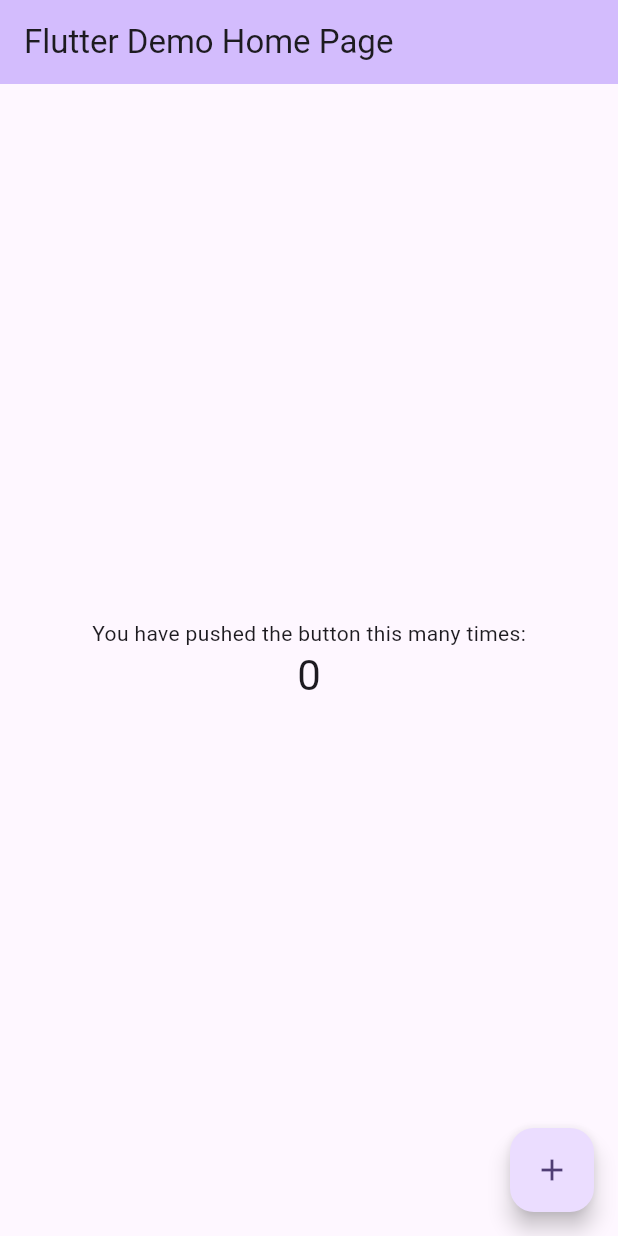
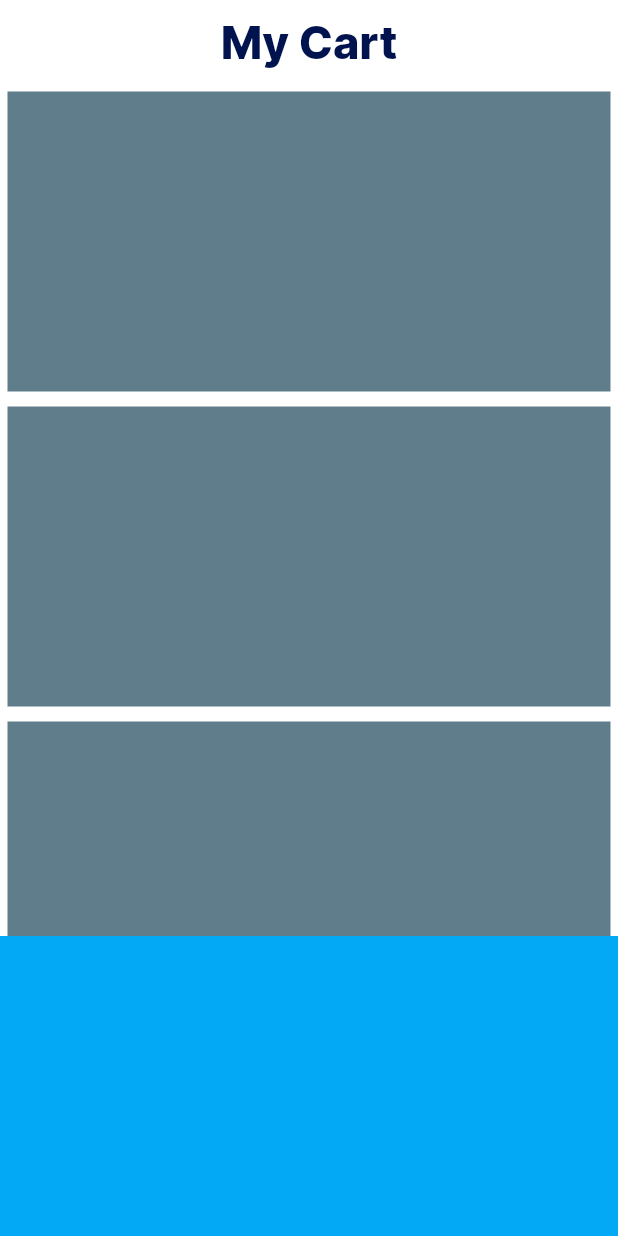
Before and after one commit to C05-PBP-2023/literasea-mobile, a Flutter app: the screen it shows after launch, on a phone screen of 412 x 824 dp. Run offline on Flutter 3.47's test engine with Material 3 defaults, Android fonts, the phone set to English and light mode, and no system bars; our stand-ins replace google_fonts.

Commit message:
ui progress

```diff
--- a/lib/main.dart
+++ b/lib/main.dart
@@ -1,125 +1,65 @@
 import 'package:flutter/material.dart';
+import 'package:google_fonts/google_fonts.dart';
 
 void main() {
-  runApp(const MyApp());
+  runApp(const MaterialApp(
+    home: Cart(),
+  ));
 }
 
-class MyApp extends StatelessWidget {
-  const MyApp({super.key});
+class Cart extends StatefulWidget {
+  const Cart({super.key});
 
-  // This widget is the root of your application.
   @override
-  Widget build(BuildContext context) {
-    return MaterialApp(
-      title: 'Flutter Demo',
-      theme: ThemeData(
-        // This is the theme of your application.
-        //
-        // TRY THIS: Try running your application with "flutter run". You'll see
-        // the application has a blue toolbar. Then, without quitting the app,
-        // try changing the seedColor in the colorScheme below to Colors.green
-        // and then invoke "hot reload" (save your changes or press the "hot
-        // reload" button in a Flutter-supported IDE, or press "r" if you used
-        // the command line to start the app).
-        //
-        // Notice that the counter didn't reset back to zero; the application
-        // state is not lost during the reload. To reset the state, use hot
-        // restart instead.
-        //
-        // This works for code too, not just values: Most code changes can be
-        // tested with just a hot reload.
-        colorScheme: ColorScheme.fromSeed(seedColor: Colors.deepPurple),
-        useMaterial3: true,
-      ),
-      home: const MyHomePage(title: 'Flutter Demo Home Page'),
-    );
-  }
+  State<Cart> createState() => _CartState();
 }
 
-class MyHomePage extends StatefulWidget {
-  const MyHomePage({super.key, required this.title});
+class _CartState extends State<Cart> {
+  static const color = Color(0xffE5f5ff);
 
-  // This widget is the home page of your application. It is stateful, meaning
-  // that it has a State object (defined below) that contains fields that affect
-  // how it looks.
-
-  // This class is the configuration for the state. It holds the values (in this
-  // case the title) provided by the parent (in this case the App widget) and
-  // used by the build method of the State. Fields in a Widget subclass are
-  // always marked "final".
-
-  final String title;
-
-  @override
-  State<MyHomePage> createState() => _MyHomePageState();
-}
-
-class _MyHomePageState extends State<MyHomePage> {
-  int _counter = 0;
-
-  void _incrementCounter() {
-    setState(() {
-      // This call to setState tells the Flutter framework that something has
-      // changed in this State, which causes it to rerun the build method below
-      // so that the display can reflect the updated values. If we changed
-      // _counter without calling setState(), then the build method would not be
-      // called again, and so nothing would appear to happen.
-      _counter++;
-    });
-  }
+  List<String> item = ["a", "b", "c", "d", "e", "f"];
 
   @override
   Widget build(BuildContext context) {
-    // This method is rerun every time setState is called, for instance as done
-    // by the _incrementCounter method above.
-    //
-    // The Flutter framework has been optimized to make rerunning build methods
-    // fast, so that you can just rebuild anything that needs updating rather
-    // than having to individually change instances of widgets.
     return Scaffold(
-      appBar: AppBar(
-        // TRY THIS: Try changing the color here to a specific color (to
-        // Colors.amber, perhaps?) and trigger a hot reload to see the AppBar
-        // change color while the other colors stay the same.
-        backgroundColor: Theme.of(context).colorScheme.inversePrimary,
-        // Here we take the value from the MyHomePage object that was created by
-        // the App.build method, and use it to set our appbar title.
-        title: Text(widget.title),
-      ),
-      body: Center(
-        // Center is a layout widget. It takes a single child and positions it
-        // in the middle of the parent.
-        child: Column(
-          // Column is also a layout widget. It takes a list of children and
-          // arranges them vertically. By default, it sizes itself to fit its
-          // children horizontally, and tries to be as tall as its parent.
-          //
-          // Column has various properties to control how it sizes itself and
-          // how it positions its children. Here we use mainAxisAlignment to
-          // center the children vertically; the main axis here is the vertical
-          // axis because Columns are vertical (the cross axis would be
-          // horizontal).
-          //
-          // TRY THIS: Invoke "debug painting" (choose the "Toggle Debug Paint"
-          // action in the IDE, or press "p" in the console), to see the
-          // wireframe for each widget.
-          mainAxisAlignment: MainAxisAlignment.center,
-          children: <Widget>[
-            const Text(
-              'You have pushed the button this many times:',
+        backgroundColor: Colors.white,
+        appBar: AppBar(
+          title: Text("My Cart",
+              style: GoogleFonts.inter(
+                  textStyle: const TextStyle(
+                fontWeight: FontWeight.w800,
+                fontSize: 30,
+                color: Color(0xff00134E),
+              ))),
+          centerTitle: true,
+          backgroundColor: Colors.white,
+          elevation: 0,
+        ),
+        body: Column(
+          children: [
+            Expanded(
+              child: ListView.builder(
+                itemCount: item.length,
+                itemBuilder: (context, index) {
+                  return Container(
+                    height: 200,
+                    color: Colors.blueGrey,
+                    margin: EdgeInsets.all(5),
+                  );
+                },
+              ),
             ),
-            Text(
-              '$_counter',
-              style: Theme.of(context).textTheme.headlineMedium,
-            ),
+            Container(
+              height: 200,
+              color: Colors.lightBlue,
+              child: Row(
+                children: [
+
+                ],
+              ),
+            )
           ],
         ),
-      ),
-      floatingActionButton: FloatingActionButton(
-        onPressed: _incrementCounter,
-        tooltip: 'Increment',
-        child: const Icon(Icons.add),
-      ), // This trailing comma makes auto-formatting nicer for build methods.
-    );
+      );
   }
 }
```
Also changed, not shown: pubspec.yaml (+20 -15 lines), assets/fonts/Inter-Bold.ttf (added), assets/fonts/Inter-ExtraBold.ttf (added), assets/fonts/Inter-ExtraLight.ttf (added), assets/fonts/Inter-Light.ttf (added), assets/fonts/Inter-Medium.ttf (added), assets/fonts/Inter-Regular.ttf (added), assets/fonts/Inter-SemiBold.ttf (added), pubspec.lock, 1 other file.
